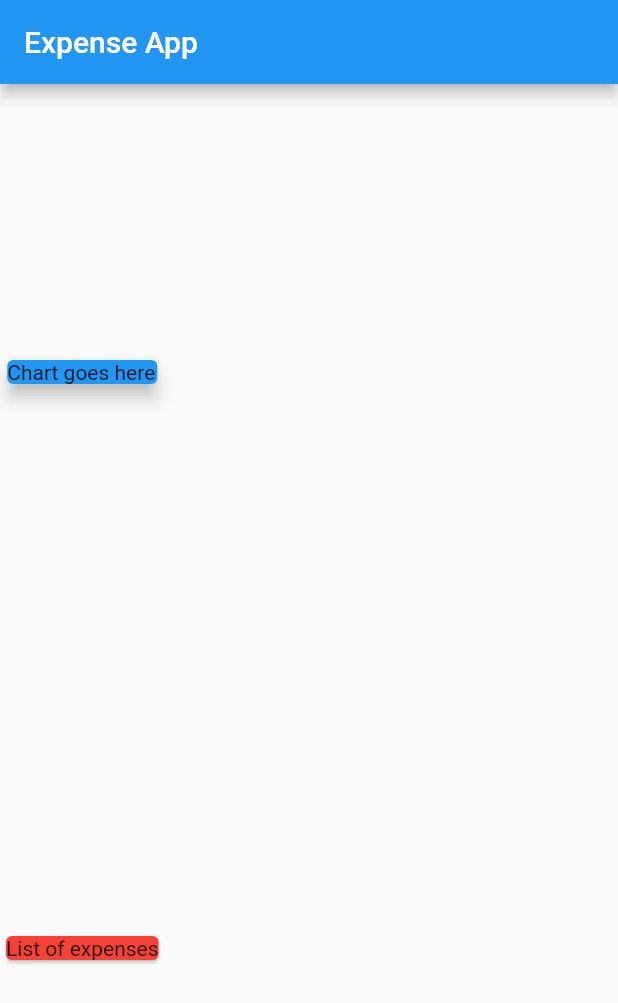
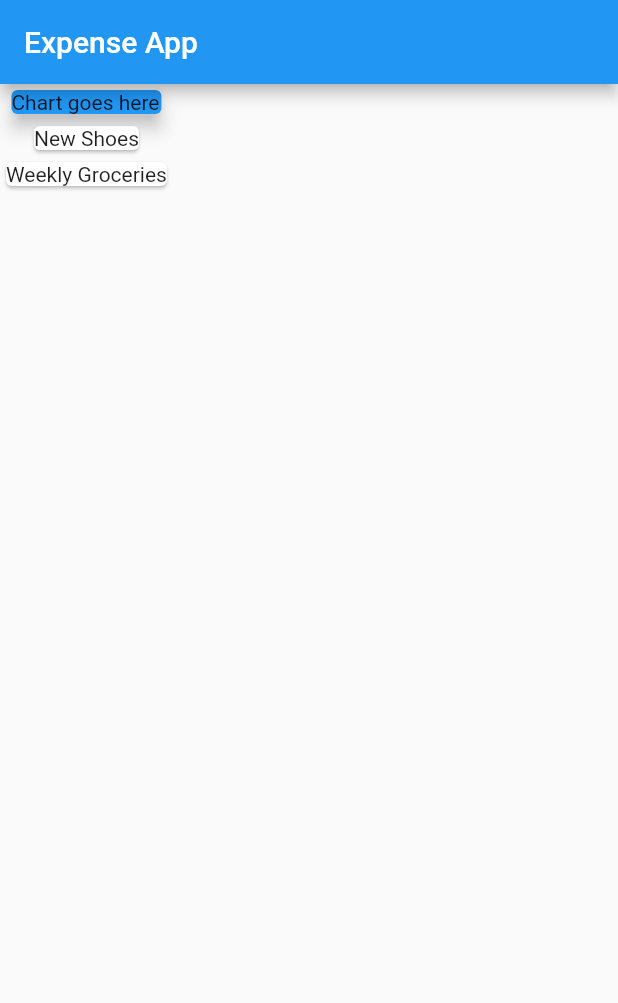
Before and after one commit to alexmisnovs/expense_tracker, a Flutter app: the screen it shows after launch, on a phone screen of 412 x 824 dp. Shown: the top 1003 px of the screen. Run offline on Flutter 3.47's test engine with Material 2 defaults, Android fonts, the phone set to English and light mode, and no system bars.

Commit message:
Added transactions map;

```diff
--- a/lib/main.dart
+++ b/lib/main.dart
@@ -36,7 +36,7 @@ class MyHomePage extends StatelessWidget {
         title: Text('Expense App'),
       ),
       body: Column(
-        mainAxisAlignment: MainAxisAlignment.spaceAround,
+        mainAxisAlignment: MainAxisAlignment.start,
         children: [
           Card(
             child: Container(
@@ -46,10 +46,10 @@ class MyHomePage extends StatelessWidget {
             color: Colors.blue,
             elevation: 5,
           ),
-          Card(
-            color: Colors.red,
-            child: Container(child: Text('List of expenses')),
-          ),
+          Column(
+              children: transactions.map((transaction) {
+            return Card(child: Text(transaction.title));
+          }).toList()),
         ],
       ),
     );
```
